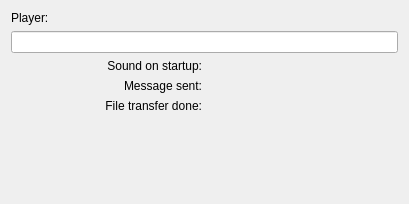
Before: the Qt Designer form branches/branch-playground/plugins/sound/soundconfigbase.ui in BackupTheBerlios/sim-im-svn, drawn with Qt 5.
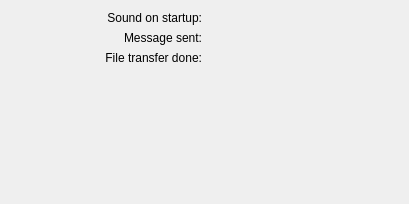
After: the same form once the commit is applied. Custom widgets are drawn as their Qt base class.

Diff of the .ui file:
```diff
--- a/branches/branch-playground/plugins/sound/soundconfigbase.ui
+++ b/branches/branch-playground/plugins/sound/soundconfigbase.ui
@@ -20,20 +20,7 @@
    <property name="spacing">
     <number>6</number>
    </property>
-   <item row="0" column="0" colspan="2">
-    <widget class="QLabel" name="lblPlayer">
-     <property name="text">
-      <string>Player:</string>
-     </property>
-     <property name="wordWrap">
-      <bool>false</bool>
-     </property>
-    </widget>
-   </item>
-   <item row="1" column="0" colspan="2">
-    <widget class="QLineEdit" name="edtPlayer"/>
-   </item>
-   <item row="6" column="1">
+   <item row="4" column="1">
     <spacer name="Spacer2">
      <property name="orientation">
       <enum>Qt::Vertical</enum>
@@ -49,7 +36,7 @@
      </property>
     </spacer>
    </item>
-   <item row="5" column="0">
+   <item row="3" column="0">
     <widget class="QLabel" name="TextLabel1">
      <property name="text">
       <string>File transfer done:</string>
@@ -62,7 +49,7 @@
      </property>
     </widget>
    </item>
-   <item row="4" column="0">
+   <item row="2" column="0">
     <widget class="QLabel" name="TextLabel1_2">
      <property name="text">
       <string>Message sent:</string>
@@ -75,7 +62,7 @@
      </property>
     </widget>
    </item>
-   <item row="3" column="0">
+   <item row="1" column="0">
     <widget class="QLabel" name="TextLabel2">
      <property name="text">
       <string>Sound on startup:</string>
@@ -88,13 +75,13 @@
      </property>
     </widget>
    </item>
-   <item row="5" column="1">
+   <item row="3" column="1">
     <widget class="EditSound" name="edtFileDone" native="true"/>
    </item>
-   <item row="4" column="1">
+   <item row="2" column="1">
     <widget class="EditSound" name="edtSent" native="true"/>
    </item>
-   <item row="3" column="1">
+   <item row="1" column="1">
     <widget class="EditSound" name="edtStartup" native="true"/>
    </item>
   </layout>
```
Left out of the diff: 3 changed lines with no effect on the pictures.
